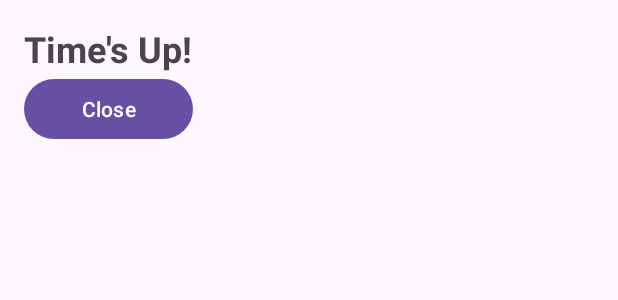
After one commit to brijesh1802/Sudoku-Master, an Android app: the layout dialog_times_up.xml on its own in the app's theme, with its tools: preview values and no code run, on a phone screen of 412 x 824 dp. The commit adds this screen. Shown: the top 300 px of the screen. Run offline under Robolectric (Android 15) with nearby library versions, the phone set to English and light mode, and no system bars.

Commit message:
-Added dialog after time is up while playing

```diff
--- a/app/src/main/res/layout/dialog_timer_selection.xml
+++ b/app/src/main/res/layout/dialog_timer_selection.xml
@@ -11,6 +11,12 @@
         android:layout_width="wrap_content"
         android:layout_height="wrap_content"
         android:orientation="vertical">
+
+        <RadioButton
+            android:id="@+id/radio_5sec"
+            android:layout_width="wrap_content"
+            android:layout_height="wrap_content"
+            android:text="5 sec" />
 
         <RadioButton
             android:id="@+id/radio_5min"
--- /dev/null
+++ b/app/src/main/res/layout/dialog_times_up.xml
@@ -0,0 +1,22 @@
+<?xml version="1.0" encoding="utf-8"?>
+<LinearLayout xmlns:android="http://schemas.android.com/apk/res/android"
+    android:layout_width="wrap_content"
+    android:layout_height="wrap_content"
+    android:orientation="vertical"
+    android:padding="16dp">
+
+    <TextView
+        android:id="@+id/tvMessage"
+        android:layout_width="wrap_content"
+        android:layout_height="wrap_content"
+        android:text="Time's Up!"
+        android:textSize="24sp"
+        android:textStyle="bold"
+        android:gravity="center" />
+
+    <Button
+        android:id="@+id/btnClose"
+        android:layout_width="match_parent"
+        android:layout_height="wrap_content"
+        android:text="Close" />
+</LinearLayout>
```
Also changed, not shown: app/src/main/java/com/example/sudokumaster/MainActivity.java (+28 -1 lines).
